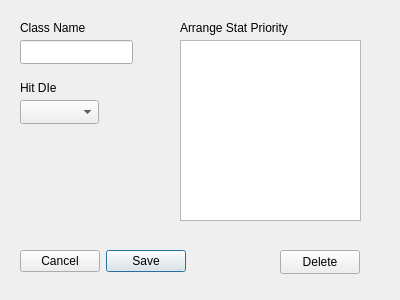
First picture: the form in newclass.ui, repository Thatoneguyouknow/EasyNPC_QTSource, before the edit.
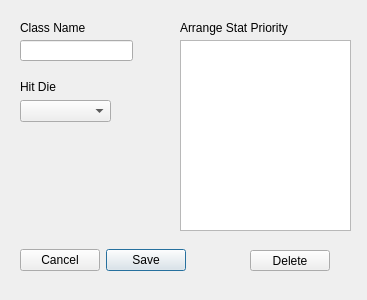
Second picture: the form after the edit.

Patch:
```diff
--- a/newclass.ui
+++ b/newclass.ui
@@ -6,7 +6,7 @@
    <rect>
     <x>0</x>
     <y>0</y>
-    <width>400</width>
+    <width>367</width>
     <height>300</height>
    </rect>
   </property>
@@ -17,7 +17,7 @@
    <property name="geometry">
     <rect>
      <x>20</x>
-     <y>241</y>
+     <y>240</y>
      <width>341</width>
      <height>41</height>
     </rect>
@@ -31,8 +31,18 @@
    <property name="standardButtons">
     <set>QDialogButtonBox::Cancel|QDialogButtonBox::Save</set>
    </property>
-   <property name="centerButtons">
-    <bool>false</bool>
+  </widget>
+  <widget class="QLabel" name="label">
+   <property name="geometry">
+    <rect>
+     <x>20</x>
+     <y>20</y>
+     <width>111</width>
+     <height>16</height>
+    </rect>
+   </property>
+   <property name="text">
+    <string>Class Name</string>
    </property>
   </widget>
   <widget class="QLineEdit" name="Name">
@@ -41,17 +51,53 @@
      <x>20</x>
      <y>40</y>
      <width>113</width>
-     <height>24</height>
+     <height>21</height>
     </rect>
    </property>
   </widget>
+  <widget class="QLabel" name="label_2">
+   <property name="geometry">
+    <rect>
+     <x>20</x>
+     <y>80</y>
+     <width>47</width>
+     <height>13</height>
+    </rect>
+   </property>
+   <property name="text">
+    <string>Hit Die</string>
+   </property>
+  </widget>
+  <widget class="QComboBox" name="HitDie">
+   <property name="geometry">
+    <rect>
+     <x>20</x>
+     <y>100</y>
+     <width>91</width>
+     <height>22</height>
+    </rect>
+   </property>
+  </widget>
+  <widget class="QLabel" name="label_3">
+   <property name="geometry">
+    <rect>
+     <x>180</x>
+     <y>20</y>
+     <width>111</width>
+     <height>16</height>
+    </rect>
+   </property>
+   <property name="text">
+    <string>Arrange Stat Priority</string>
+   </property>
+  </widget>
   <widget class="QListWidget" name="StatList">
    <property name="geometry">
     <rect>
      <x>180</x>
      <y>40</y>
-     <width>181</width>
-     <height>181</height>
+     <width>171</width>
+     <height>191</height>
     </rect>
    </property>
    <property name="editTriggers">
@@ -63,78 +109,14 @@
    <property name="defaultDropAction">
     <enum>Qt::MoveAction</enum>
    </property>
-   <property name="selectionRectVisible">
-    <bool>false</bool>
-   </property>
-   <property name="itemAlignment">
-    <set>Qt::AlignLeading</set>
-   </property>
   </widget>
-  <widget class="QLabel" name="label">
+  <widget class="QPushButton" name="DeleteButton">
    <property name="geometry">
     <rect>
-     <x>20</x>
-     <y>20</y>
-     <width>81</width>
-     <height>16</height>
-    </rect>
-   </property>
-   <property name="text">
-    <string>Class Name</string>
-   </property>
-  </widget>
-  <widget class="QLabel" name="label_2">
-   <property name="geometry">
-    <rect>
-     <x>180</x>
-     <y>20</y>
-     <width>131</width>
-     <height>16</height>
-    </rect>
-   </property>
-   <property name="text">
-    <string>Arrange Stat Priority</string>
-   </property>
-  </widget>
-  <widget class="QLabel" name="label_3">
-   <property name="geometry">
-    <rect>
-     <x>20</x>
-     <y>80</y>
-     <width>60</width>
-     <height>16</height>
-    </rect>
-   </property>
-   <property name="text">
-    <string>Hit DIe</string>
-   </property>
-  </widget>
-  <widget class="QComboBox" name="HitDie">
-   <property name="geometry">
-    <rect>
-     <x>20</x>
-     <y>100</y>
-     <width>79</width>
-     <height>24</height>
-    </rect>
-   </property>
-   <property name="editable">
-    <bool>false</bool>
-   </property>
-   <property name="currentText">
-    <string/>
-   </property>
-   <property name="placeholderText">
-    <string/>
-   </property>
-  </widget>
-  <widget class="QPushButton" name="DelButton">
-   <property name="geometry">
-    <rect>
-     <x>280</x>
+     <x>250</x>
      <y>250</y>
      <width>80</width>
-     <height>24</height>
+     <height>21</height>
     </rect>
    </property>
    <property name="text">
```
Left out of the diff: 9 changed lines with no effect on the pictures.
